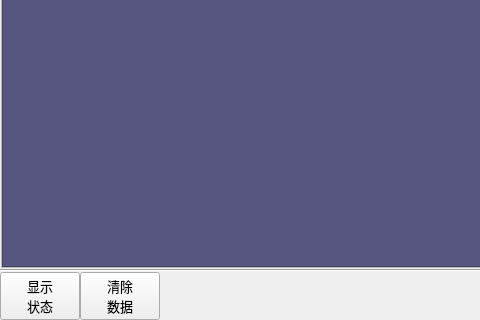
Above: MulitChannalBox/clsMultiChannaeBox.ui from caicaiking/WKEFactoryView2014 before the change; both pictures show x 0 to 480 and y 378 to 698 of the 821 by 698 pixel window. Below: the same form after it.
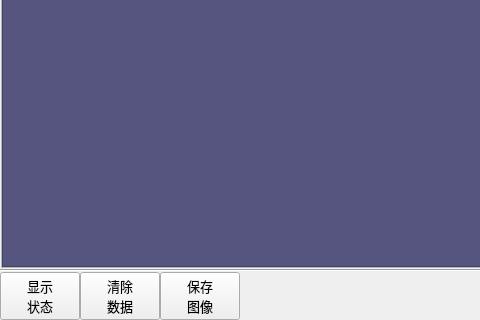
That is the form after the change. The open tabs and pages were chosen to show the change. Icons and pictures are not drawn. Custom widgets are drawn as their Qt base class.

The edit to the form file:
```diff
--- a/MulitChannalBox/clsMultiChannaeBox.ui
+++ b/MulitChannalBox/clsMultiChannaeBox.ui
@@ -951,6 +951,36 @@
         </property>
        </widget>
       </item>
+      <item>
+       <widget class="QPushButton" name="btnSavePic">
+        <property name="font">
+         <font>
+          <family>楷体</family>
+          <pointsize>10</pointsize>
+         </font>
+        </property>
+        <property name="toolTip">
+         <string>&lt;html&gt;&lt;head/&gt;&lt;body&gt;&lt;p&gt;快捷键 &lt;span style=&quot; font-weight:600;&quot;&gt;F3&lt;/span&gt;&lt;/p&gt;&lt;/body&gt;&lt;/html&gt;</string>
+        </property>
+        <property name="text">
+         <string>保存
+图像</string>
+        </property>
+        <property name="icon">
+         <iconset resource="../recFile/myRes.qrc">
+          <normaloff>:/Icons/picture.png</normaloff>:/Icons/picture.png</iconset>
+        </property>
+        <property name="iconSize">
+         <size>
+          <width>20</width>
+          <height>20</height>
+         </size>
+        </property>
+        <property name="shortcut">
+         <string>F3</string>
+        </property>
+       </widget>
+      </item>
       <item>
        <spacer name="horizontalSpacer_2">
         <property name="orientation">
```
Left out of the diff: 2 changed lines with no effect on the pictures.
